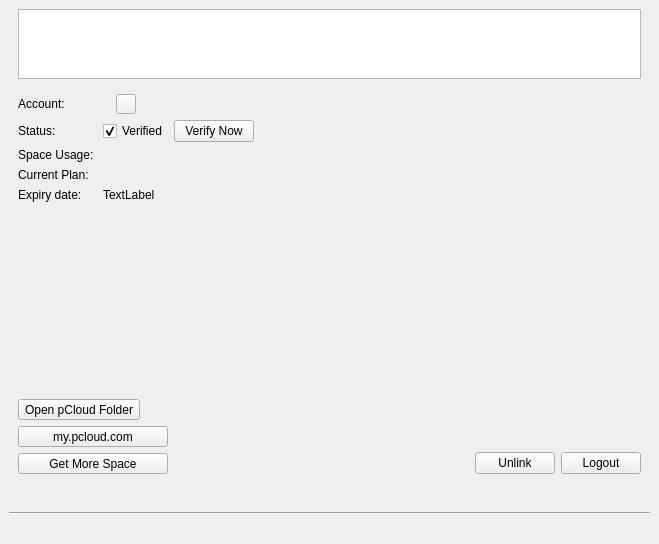
Before: the Qt Designer form pcloudwindow.ui in pcloudcom/psyncgui, drawn with Qt 5.
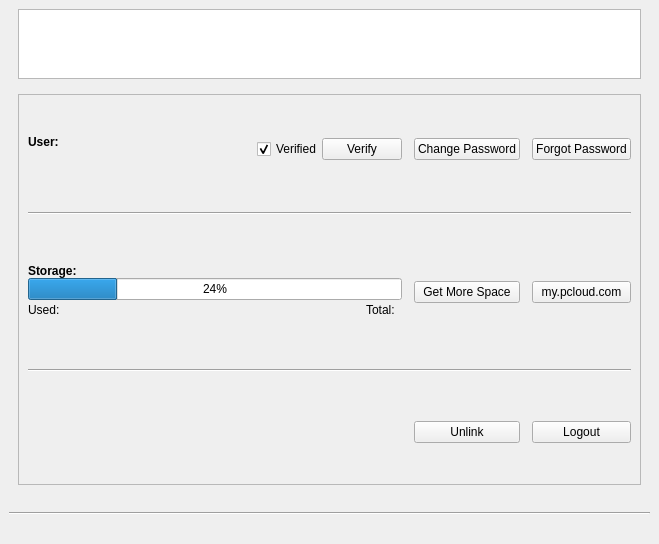
After: the same form once the commit is applied. The open tabs and pages were chosen to show the change. Icons and pictures are not drawn.

Commit message: slx-236 accnt tab as screenshots

```diff
--- a/pcloudwindow.ui
+++ b/pcloudwindow.ui
@@ -14,7 +14,7 @@
    <string>MainWindow</string>
   </property>
   <widget class="QWidget" name="centralwidget">
-   <layout class="QVBoxLayout" name="verticalLayout_30">
+   <layout class="QVBoxLayout" name="verticalLayout_22">
     <item>
      <layout class="QVBoxLayout" name="verticalLayout" stretch="0">
       <property name="spacing">
@@ -58,28 +58,121 @@
          <height>16777215</height>
         </size>
        </property>
-       <layout class="QVBoxLayout" name="verticalLayout_36">
-        <property name="bottomMargin">
-         <number>20</number>
-        </property>
+       <layout class="QHBoxLayout" name="horizontalLayout_8">
+        <item>
+         <widget class="QFrame" name="frame_accnt">
+          <property name="frameShape">
+           <enum>QFrame::StyledPanel</enum>
+          </property>
+          <property name="frameShadow">
+           <enum>QFrame::Raised</enum>
+          </property>
+          <layout class="QGridLayout" name="gridLayout">
+           <property name="verticalSpacing">
+            <number>18</number>
+           </property>
+           <item row="0" column="4">
+            <widget class="QPushButton" name="btnForgotpass">
+             <property name="text">
+              <string>Forgot Password</string>
+             </property>
+            </widget>
+           </item>
+           <item row="4" column="4">
+            <widget class="QPushButton" name="btnLgout">
+             <property name="text">
+              <string>Logout</string>
+             </property>
+            </widget>
+           </item>
+           <item row="3" column="0" colspan="5">
+            <widget class="Line" name="line_5">
+             <property name="orientation">
+              <enum>Qt::Horizontal</enum>
+             </property>
+            </widget>
+           </item>
+           <item row="2" column="2">
+            <widget class="QPushButton" name="btnGetMoreSpace">
+             <property name="text">
+              <string>Get More Space</string>
+             </property>
+            </widget>
+           </item>
+           <item row="2" column="0">
+            <layout class="QVBoxLayout" name="verticalLayout_6">
         <item>
+              <widget class="QLabel" name="label_plan">
+               <property name="text">
+                <string>&lt;html&gt;&lt;head/&gt;&lt;body&gt;&lt;p&gt;&lt;span style=&quot; font-size:9pt; font-weight:600;&quot;&gt;Storage:&lt;/span&gt;&lt;/p&gt;&lt;/body&gt;&lt;/html&gt;</string>
+               </property>
+              </widget>
+             </item>
+             <item>
+              <widget class="QProgressBar" name="progressBar">
+               <property name="value">
+                <number>24</number>
+               </property>
+              </widget>
+             </item>
+             <item>
+              <layout class="QHBoxLayout" name="horizontalLayout_4">
+               <item>
+                <widget class="QLabel" name="label">
+                 <property name="text">
+                  <string>Used:</string>
+                 </property>
+                </widget>
+               </item>
+               <item>
+                <widget class="QLabel" name="label_space">
+                 <property name="text">
+                  <string/>
+                 </property>
+                </widget>
+               </item>
+               <item>
+                <spacer name="horizontalSpacer">
+                 <property name="orientation">
+                  <enum>Qt::Horizontal</enum>
+                 </property>
+                 <property name="sizeHint" stdset="0">
+                  <size>
+                   <width>40</width>
+                   <height>20</height>
+                  </size>
+                 </property>
+                </spacer>
+               </item>
+               <item>
+                <widget class="QLabel" name="label_14">
+                 <property name="text">
+                  <string>Total:</string>
+                 </property>
+                </widget>
+               </item>
+               <item>
+                <widget class="QLabel" name="label_planVal">
+                 <property name="text">
+                  <string/>
+                 </property>
+                </widget>
+               </item>
+              </layout>
+             </item>
+            </layout>
+           </item>
+           <item row="0" column="0">
          <layout class="QHBoxLayout" name="horizontalLayout">
           <item>
            <layout class="QVBoxLayout" name="verticalLayout_5">
             <item>
-             <layout class="QFormLayout" name="formLayout_2">
-              <property name="fieldGrowthPolicy">
-               <enum>QFormLayout::AllNonFixedFieldsGrow</enum>
-              </property>
-              <item row="0" column="0">
                <widget class="QLabel" name="label_user">
                 <property name="text">
-                 <string>Account:</string>
+                  <string>&lt;html&gt;&lt;head/&gt;&lt;body&gt;&lt;p&gt;&lt;span style=&quot; font-size:9pt; font-weight:600;&quot;&gt;User:&lt;/span&gt;&lt;/p&gt;&lt;/body&gt;&lt;/html&gt;</string>
                 </property>
                </widget>
               </item>
-              <item row="0" column="1">
-               <layout class="QHBoxLayout" name="horizontalLayout_8">
                 <item>
                  <widget class="QLabel" name="label_email">
                   <property name="text">
@@ -87,21 +180,10 @@
                   </property>
                  </widget>
                 </item>
-                <item>
-                 <widget class="QPushButton" name="btnAccntMenu">
-                  <property name="maximumSize">
-                   <size>
-                    <width>20</width>
-                    <height>20</height>
-                   </size>
-                  </property>
-                  <property name="text">
-                   <string/>
-                  </property>
-                 </widget>
+              </layout>
                 </item>
                 <item>
-                 <spacer name="horizontalSpacer_22">
+              <spacer name="horizontalSpacer_4">
                   <property name="orientation">
                    <enum>Qt::Horizontal</enum>
                   </property>
@@ -113,17 +195,6 @@
                   </property>
                  </spacer>
                 </item>
-               </layout>
-              </item>
-              <item row="1" column="0">
-               <widget class="QLabel" name="label_status">
-                <property name="text">
-                 <string>Status:</string>
-                </property>
-               </widget>
-              </item>
-              <item row="1" column="1">
-               <layout class="QHBoxLayout" name="horizontalLayout_4">
                 <item>
                  <widget class="QCheckBox" name="checkBoxVerified">
                   <property name="layoutDirection">
@@ -140,7 +211,7 @@
                 <item>
                  <widget class="QPushButton" name="btnVerify">
                   <property name="text">
-                   <string>Verify Now</string>
+                <string>Verify</string>
                   </property>
                   <property name="default">
                    <bool>false</bool>
@@ -150,175 +221,38 @@
                   </property>
                  </widget>
                 </item>
-                <item>
-                 <spacer name="horizontalSpacer_15">
-                  <property name="orientation">
-                   <enum>Qt::Horizontal</enum>
-                  </property>
-                  <property name="sizeHint" stdset="0">
-                   <size>
-                    <width>40</width>
-                    <height>20</height>
-                   </size>
-                  </property>
-                 </spacer>
-                </item>
-               </layout>
-              </item>
-              <item row="2" column="0">
-               <widget class="QLabel" name="label_14">
-                <property name="text">
-                 <string>Space Usage: </string>
-                </property>
-               </widget>
-              </item>
-              <item row="2" column="1">
-               <widget class="QLabel" name="label_space">
-                <property name="text">
-                 <string/>
-                </property>
-               </widget>
-              </item>
-              <item row="3" column="0">
-               <widget class="QLabel" name="label_plan">
-                <property name="text">
-                 <string>Current Plan:</string>
-                </property>
-               </widget>
-              </item>
-              <item row="3" column="1">
-               <widget class="QLabel" name="label_planVal">
-                <property name="text">
-                 <string/>
-                </property>
-               </widget>
-              </item>
-              <item row="4" column="0">
-               <widget class="QLabel" name="label_expDt">
-                <property name="text">
-                 <string>Expiry date:</string>
-                </property>
-               </widget>
-              </item>
-              <item row="4" column="1">
-               <widget class="QLabel" name="label_expDtVal">
-                <property name="text">
-                 <string>TextLabel</string>
-                </property>
-               </widget>
-              </item>
-             </layout>
-            </item>
-            <item>
-             <spacer name="verticalSpacer_6">
-              <property name="orientation">
-               <enum>Qt::Vertical</enum>
-              </property>
-              <property name="sizeHint" stdset="0">
-               <size>
-                <width>20</width>
-                <height>40</height>
-               </size>
-              </property>
-             </spacer>
-            </item>
-            <item>
-             <layout class="QVBoxLayout" name="verticalLayout_6">
-              <item>
-               <widget class="QToolButton" name="tbtnOpenFolder">
-                <property name="text">
-                 <string>Open pCloud Folder</string>
-                </property>
-                <property name="toolButtonStyle">
-                 <enum>Qt::ToolButtonTextBesideIcon</enum>
-                </property>
-               </widget>
-              </item>
-              <item>
-               <widget class="QToolButton" name="tbtnMyPcloud">
-                <property name="minimumSize">
-                 <size>
-                  <width>150</width>
-                  <height>0</height>
-                 </size>
-                </property>
-                <property name="text">
-                 <string>my.pcloud.com</string>
-                </property>
-                <property name="toolButtonStyle">
-                 <enum>Qt::ToolButtonTextBesideIcon</enum>
-                </property>
-               </widget>
-              </item>
-              <item>
-               <widget class="QToolButton" name="tbtnGetMoreSpace">
-                <property name="minimumSize">
-                 <size>
-                  <width>150</width>
-                  <height>0</height>
-                 </size>
-                </property>
-                <property name="text">
-                 <string>Get More Space</string>
-                </property>
-                <property name="toolButtonStyle">
-                 <enum>Qt::ToolButtonTextBesideIcon</enum>
-                </property>
-               </widget>
-              </item>
-             </layout>
-            </item>
-           </layout>
-          </item>
-          <item>
-           <layout class="QVBoxLayout" name="verticalLayout_22">
-            <item>
-             <spacer name="verticalSpacer_7">
-              <property name="orientation">
-               <enum>Qt::Vertical</enum>
-              </property>
-              <property name="sizeHint" stdset="0">
-               <size>
-                <width>20</width>
-                <height>60</height>
-               </size>
-              </property>
-             </spacer>
-            </item>
-            <item>
-             <layout class="QHBoxLayout" name="horizontalLayout_18">
-              <item>
-               <spacer name="horizontalSpacer_4">
-                <property name="orientation">
-                 <enum>Qt::Horizontal</enum>
-                </property>
-                <property name="sizeHint" stdset="0">
-                 <size>
-                  <width>40</width>
-                  <height>20</height>
-                 </size>
-                </property>
-               </spacer>
-              </item>
-              <item>
+            </layout>
+           </item>
+           <item row="4" column="2">
                <widget class="QPushButton" name="btnUnlink">
                 <property name="text">
                  <string>Unlink</string>
                 </property>
                </widget>
               </item>
-              <item>
-               <widget class="QPushButton" name="btnLgout">
+           <item row="1" column="0" colspan="5">
+            <widget class="Line" name="line">
+             <property name="orientation">
+              <enum>Qt::Horizontal</enum>
+             </property>
+            </widget>
+           </item>
+           <item row="0" column="2">
+            <widget class="QPushButton" name="btnChangePass">
                 <property name="text">
-                 <string>Logout</string>
+              <string>Change Password</string>
                 </property>
                </widget>
               </item>
-             </layout>
-            </item>
-           </layout>
-          </item>
-         </layout>
+           <item row="2" column="4">
+            <widget class="QPushButton" name="btnMyPcloud">
+             <property name="text">
+              <string>my.pcloud.com</string>
+             </property>
+            </widget>
+           </item>
+          </layout>
+         </widget>
         </item>
        </layout>
       </widget>
```
Left out of the diff: 30 changed lines with no effect on the pictures. Lines whose indentation alone changed are shown as unchanged. The commit also changes 3 other files.
